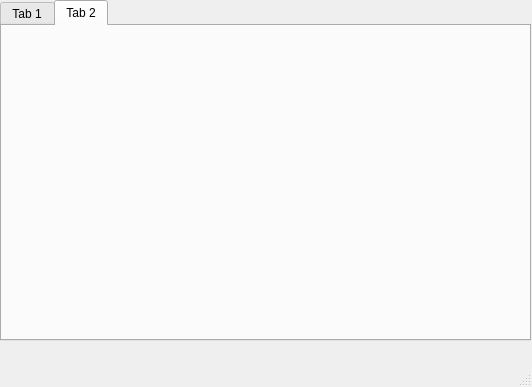
This is RealState/MainWindow.ui in bhnum/unreal-state as Qt 5 draws it before an edit. The edited form follows.
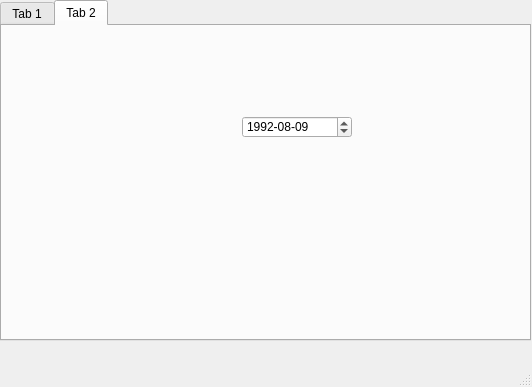
This is the edited form. The open tabs and pages were chosen to show the change.

The edit to the form file:
```diff
--- a/RealState/MainWindow.ui
+++ b/RealState/MainWindow.ui
@@ -60,6 +60,26 @@
      <attribute name="title">
       <string>Tab 2</string>
      </attribute>
+     <widget class="QDateEdit" name="dateEdit">
+      <property name="geometry">
+       <rect>
+        <x>240</x>
+        <y>90</y>
+        <width>110</width>
+        <height>22</height>
+       </rect>
+      </property>
+      <property name="displayFormat">
+       <string>yyyy-MM-dd</string>
+      </property>
+      <property name="date">
+       <date>
+        <year>1992</year>
+        <month>8</month>
+        <day>9</day>
+       </date>
+      </property>
+     </widget>
     </widget>
    </widget>
   </widget>
```
Left out of the diff: 2 changed lines with no effect on the pictures.
